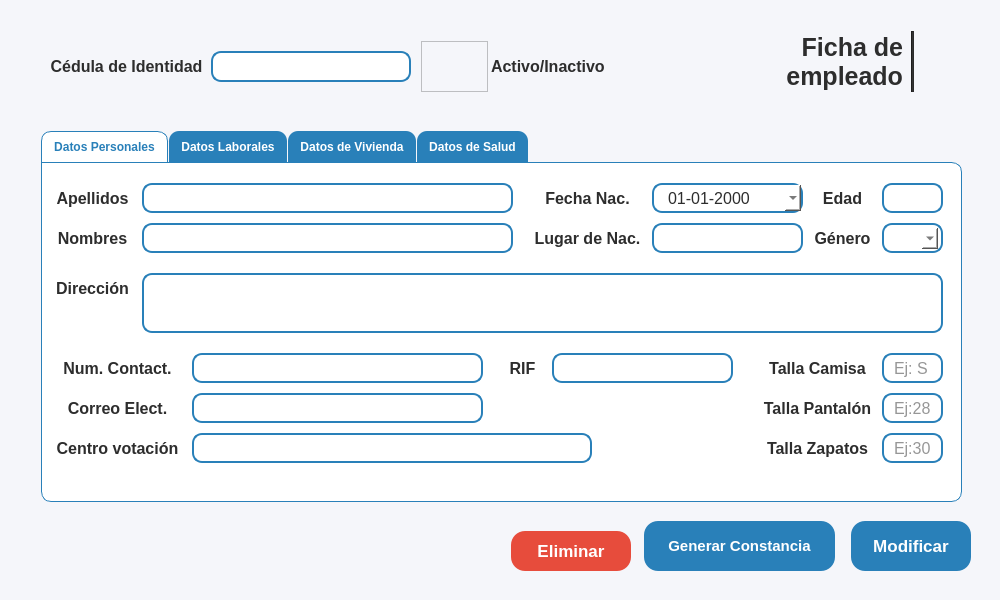
Proyecto-Uptjaa/Proyecto_SIRA, file resources/ui/ficha_emple.ui: the form before one commit.
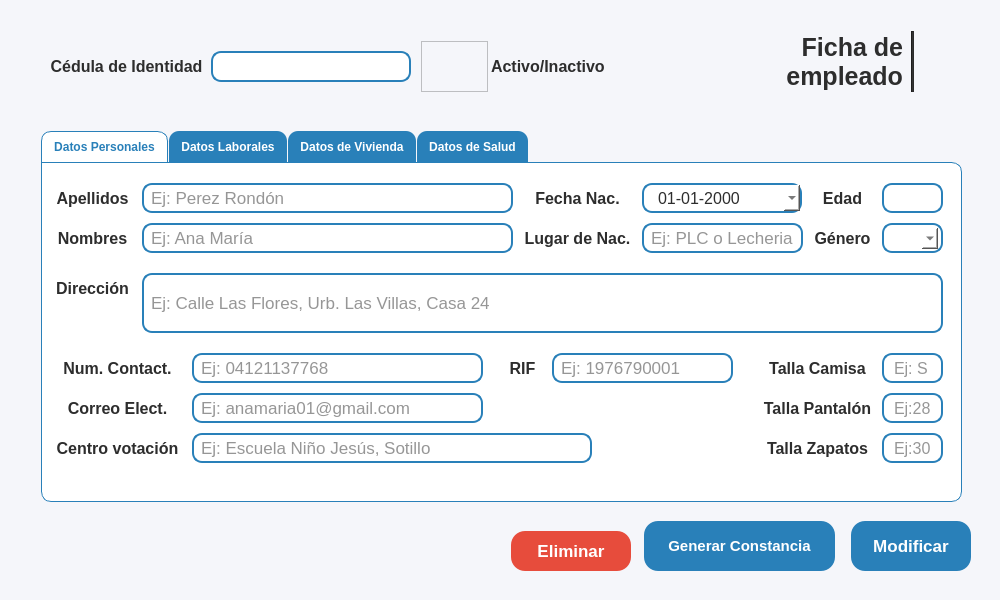
The form after the commit. The open tabs and pages were chosen to show the change. Icons and pictures are not drawn.

```diff
--- a/resources/ui/ficha_emple.ui
+++ b/resources/ui/ficha_emple.ui
@@ -649,7 +649,7 @@
          <set>Qt::AlignmentFlag::AlignLeading|Qt::AlignmentFlag::AlignLeft|Qt::AlignmentFlag::AlignVCenter</set>
         </property>
         <property name="placeholderText">
-         <string/>
+         <string>Ej: Perez Rondón</string>
         </property>
        </widget>
        <widget class="QLineEdit" name="lneNombres_ficha_emple">
@@ -689,7 +689,7 @@
          <set>Qt::AlignmentFlag::AlignLeading|Qt::AlignmentFlag::AlignLeft|Qt::AlignmentFlag::AlignVCenter</set>
         </property>
         <property name="placeholderText">
-         <string/>
+         <string>Ej: Ana María</string>
         </property>
        </widget>
        <widget class="QLabel" name="lblStudent_nombres">
@@ -733,7 +733,7 @@
        <widget class="QLabel" name="lblStudent_fechaNac">
         <property name="geometry">
          <rect>
-          <x>490</x>
+          <x>480</x>
           <y>20</y>
           <width>111</width>
           <height>30</height>
@@ -924,7 +924,7 @@
          <set>Qt::AlignmentFlag::AlignLeading|Qt::AlignmentFlag::AlignLeft|Qt::AlignmentFlag::AlignVCenter</set>
         </property>
         <property name="placeholderText">
-         <string/>
+         <string>Ej: Calle Las Flores, Urb. Las Villas, Casa 24</string>
         </property>
        </widget>
        <widget class="QLabel" name="lblStudent_dir">
@@ -1005,7 +1005,7 @@
          <set>Qt::AlignmentFlag::AlignLeading|Qt::AlignmentFlag::AlignLeft|Qt::AlignmentFlag::AlignVCenter</set>
         </property>
         <property name="placeholderText">
-         <string/>
+         <string>Ej: 04121137768</string>
         </property>
        </widget>
        <widget class="QLabel" name="label_31">
@@ -1121,15 +1121,15 @@
          <set>Qt::AlignmentFlag::AlignLeading|Qt::AlignmentFlag::AlignLeft|Qt::AlignmentFlag::AlignVCenter</set>
         </property>
         <property name="placeholderText">
-         <string/>
+         <string>Ej: anamaria01@gmail.com</string>
         </property>
        </widget>
        <widget class="QDateEdit" name="lneFechaNac_ficha_emple">
         <property name="geometry">
          <rect>
-          <x>610</x>
+          <x>600</x>
           <y>20</y>
-          <width>151</width>
+          <width>160</width>
           <height>30</height>
          </rect>
         </property>
@@ -1141,7 +1141,7 @@
         </property>
         <property name="maximumSize">
          <size>
-          <width>151</width>
+          <width>160</width>
           <height>30</height>
          </size>
         </property>
@@ -1342,7 +1342,7 @@
          <set>Qt::AlignmentFlag::AlignLeading|Qt::AlignmentFlag::AlignLeft|Qt::AlignmentFlag::AlignVCenter</set>
         </property>
         <property name="placeholderText">
-         <string/>
+         <string>Ej: 1976790001</string>
         </property>
        </widget>
        <widget class="QLineEdit" name="lneCentroV_ficha_emple">
@@ -1382,7 +1382,7 @@
          <set>Qt::AlignmentFlag::AlignLeading|Qt::AlignmentFlag::AlignLeft|Qt::AlignmentFlag::AlignVCenter</set>
         </property>
         <property name="placeholderText">
-         <string/>
+         <string>Ej: Escuela Niño Jesús, Sotillo</string>
         </property>
        </widget>
        <widget class="QLabel" name="lblStudent_nombres_3">
@@ -1565,9 +1565,9 @@
        <widget class="QLineEdit" name="lneLugarNac_ficha_emple">
         <property name="geometry">
          <rect>
-          <x>610</x>
+          <x>600</x>
           <y>60</y>
-          <width>151</width>
+          <width>161</width>
           <height>30</height>
          </rect>
         </property>
@@ -1602,13 +1602,13 @@
          <set>Qt::AlignmentFlag::AlignLeading|Qt::AlignmentFlag::AlignLeft|Qt::AlignmentFlag::AlignVCenter</set>
         </property>
         <property name="placeholderText">
-         <string/>
+         <string>Ej: PLC o Lecheria</string>
         </property>
        </widget>
        <widget class="QLabel" name="lblLugar_nac">
         <property name="geometry">
          <rect>
-          <x>490</x>
+          <x>480</x>
           <y>60</y>
           <width>111</width>
           <height>30</height>
```
Left out of the diff: 24 changed lines with no effect on the pictures.
